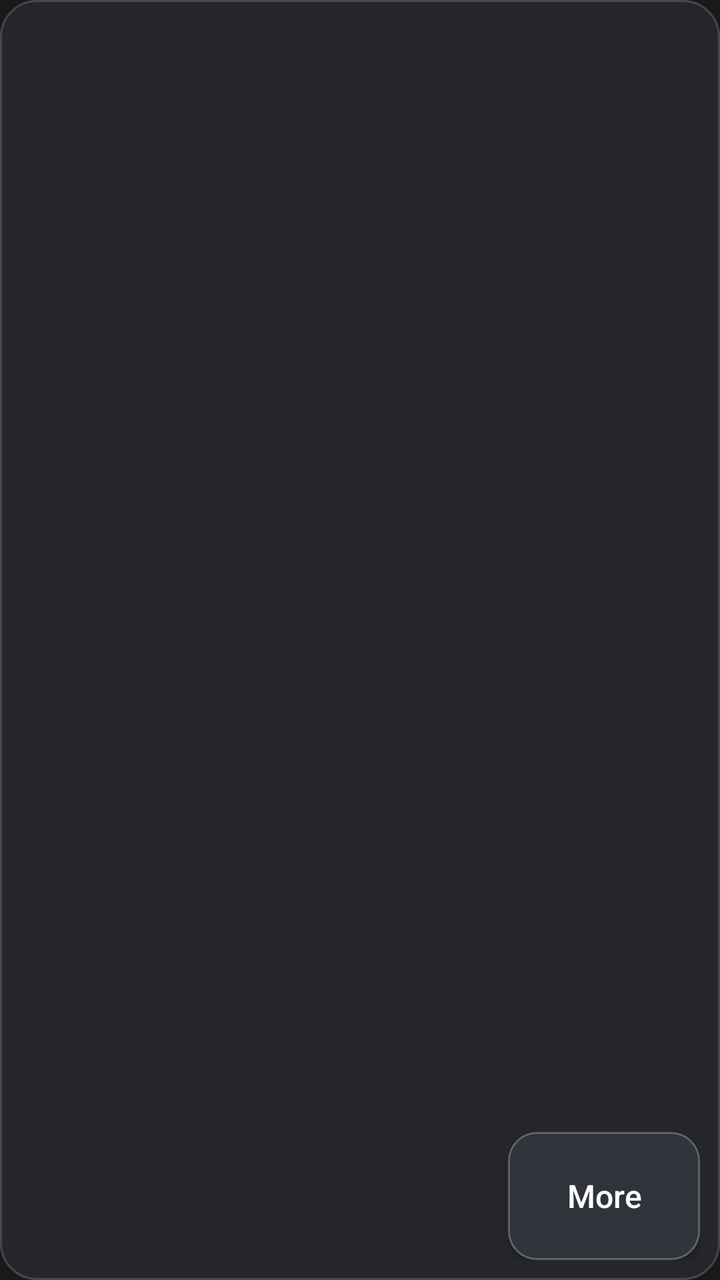
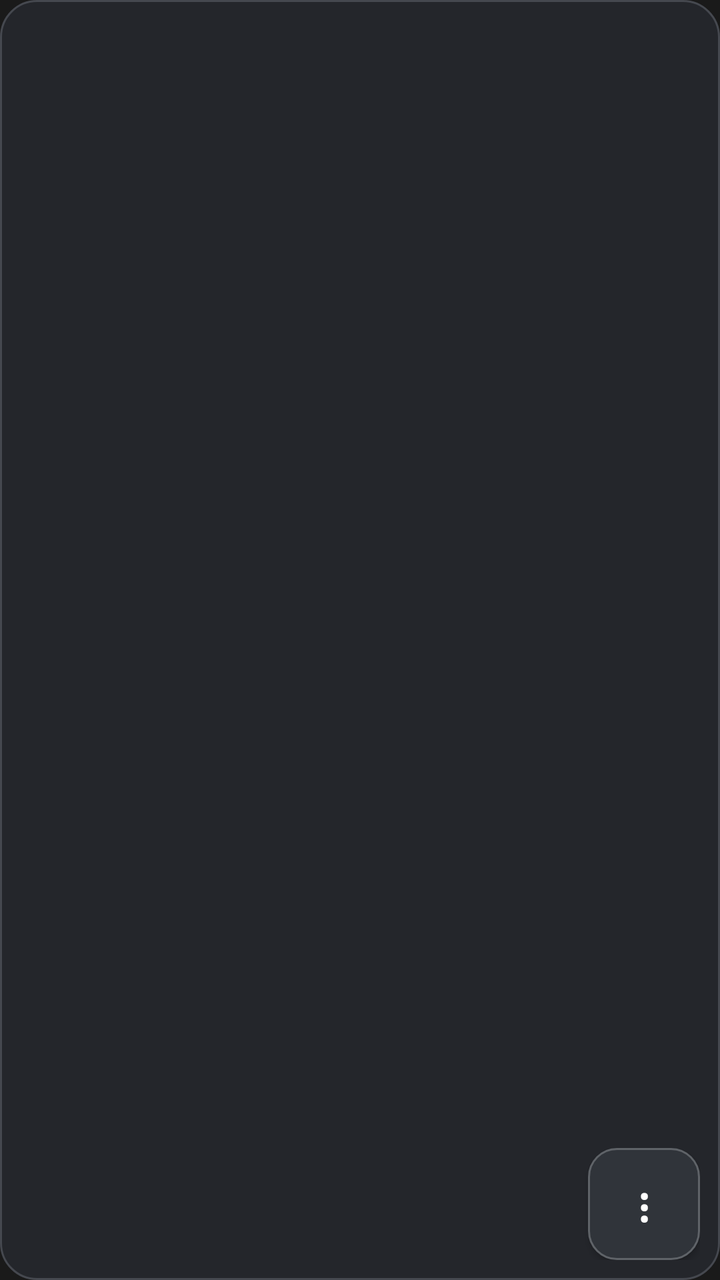

The first picture is an Android layout as it rendered before a commit; the second is the same layout after the commit. The layout source and the unified diff follow.
<!-- AndroidManifest.xml: application theme AppTheme -->
<!-- res/layout/app_grid_item.xml -->
<?xml version="1.0" encoding="utf-8"?>
<LinearLayout xmlns:android="http://schemas.android.com/apk/res/android"
    xmlns:app="http://schemas.android.com/apk/res-auto"
    android:layout_width="@dimen/xr_app_card_width"
    android:layout_height="388dp"
    android:background="@drawable/xr_home_card_background"
    android:orientation="vertical"
    android:padding="10dp">

    <LinearLayout
        android:id="@+id/grid_primary_action"
        android:layout_width="match_parent"
        android:layout_height="0dp"
        android:layout_weight="1"
        android:clickable="true"
        android:focusable="true"
        android:focusableInTouchMode="true"
        android:foreground="?android:attr/selectableItemBackground"
        android:orientation="vertical">

        <RelativeLayout
            android:id="@+id/grid_image_layout"
            android:layout_width="match_parent"
            android:layout_height="260dp">

            <ImageView
                android:id="@+id/grid_image"
                android:layout_width="match_parent"
                android:layout_height="match_parent"
                android:contentDescription="@null"
                android:scaleType="centerCrop" />

            <RelativeLayout
                android:id="@+id/grid_mask"
                android:layout_width="match_parent"
                android:layout_height="match_parent">

                <TextView
                    android:id="@+id/grid_text"
                    android:layout_width="match_parent"
                    android:layout_height="wrap_content"
                    android:layout_centerInParent="true"
                    android:ellipsize="end"
                    android:gravity="center"
                    android:maxLines="2"
                    android:padding="12dp"
                    android:textColor="#FFFFFFFF"
                    android:textSize="17sp"
                    android:textStyle="bold" />

                <ImageView
                    android:id="@+id/grid_overlay"
                    android:layout_width="54dp"
                    android:layout_height="54dp"
                    android:layout_centerInParent="true"
                    android:contentDescription="@null" />
            </RelativeLayout>
        </RelativeLayout>

        <LinearLayout
            android:layout_width="match_parent"
            android:layout_height="0dp"
            android:layout_weight="1"
            android:gravity="center_vertical"
            android:orientation="vertical"
            android:paddingStart="4dp"
            android:paddingEnd="4dp">

            <TextView
                android:id="@+id/grid_app_name"
                android:layout_width="match_parent"
                android:layout_height="wrap_content"
                android:ellipsize="end"
                android:maxLines="1"
                android:textColor="#FFFFFFFF"
                android:textSize="17sp"
                android:textStyle="bold" />

            <TextView
                android:id="@+id/grid_status"
                android:layout_width="match_parent"
                android:layout_height="wrap_content"
                android:layout_marginTop="2dp"
                android:ellipsize="end"
                android:maxLines="1"
                android:textColor="#FF8AB4F8"
                android:textSize="14sp"
                android:visibility="gone" />
        </LinearLayout>
    </LinearLayout>

    <LinearLayout
        android:id="@+id/grid_action_row"
        android:layout_width="match_parent"
        android:layout_height="64dp"
        android:layout_marginTop="6dp"
        android:gravity="end|center_vertical"
        android:orientation="horizontal">

        <Button
            android:id="@+id/grid_resume_button"
            android:layout_width="72dp"
            android:layout_height="56dp"
            android:background="@drawable/xr_home_primary_action_background"
            app:backgroundTint="@null"
            android:contentDescription="@string/applist_menu_resume"
            android:ellipsize="end"
            android:gravity="center"
            android:maxLines="1"
            android:minWidth="72dp"
            android:paddingStart="4dp"
            android:paddingEnd="4dp"
            android:text="@string/xr_home_resume_short"
            android:textAllCaps="false"
            android:textColor="#FFFFFFFF"
            android:textSize="13sp"
            android:visibility="gone" />

        <Button
            android:id="@+id/grid_quit_button"
            android:layout_width="72dp"
            android:layout_height="56dp"
            android:layout_marginStart="5dp"
            android:background="@drawable/xr_home_destructive_action_background"
            app:backgroundTint="@null"
            android:contentDescription="@string/applist_menu_quit"
            android:ellipsize="end"
            android:gravity="center"
            android:maxLines="1"
            android:minWidth="72dp"
            android:paddingStart="4dp"
            android:paddingEnd="4dp"
            android:text="@string/xr_home_quit_short"
            android:textAllCaps="false"
            android:textColor="#FFFFB4AB"
            android:textSize="13sp"
            android:visibility="gone" />

        <Button
            android:id="@+id/grid_more_button"
            android:layout_width="@dimen/xr_app_card_more_width"
            android:layout_height="64dp"
            android:layout_marginStart="5dp"
            android:background="@drawable/xr_home_action_background"
            app:backgroundTint="@null"
            android:ellipsize="end"
            android:gravity="center"
            android:maxLines="1"
            android:minHeight="64dp"
            android:minWidth="@dimen/xr_app_card_more_width"
            android:paddingStart="4dp"
            android:paddingEnd="4dp"
            android:singleLine="true"
            android:text="@string/xr_home_more"
            android:textAllCaps="false"
            android:textColor="#FFFFFFFF"
            android:textSize="16sp" />
    </LinearLayout>
</LinearLayout>
<!-- resources referenced by this layout -->
<resources>
  <dimen name="xr_app_card_more_width">96dp</dimen>
  <dimen name="xr_app_card_width">280dp</dimen>
  <!-- drawable xr_home_action_background (drawable) -->
  <?xml version="1.0" encoding="utf-8"?>
  <selector xmlns:android="http://schemas.android.com/apk/res/android">
      <item android:state_enabled="false">
          <shape>
              <solid android:color="#FF22262B" />
              <corners android:radius="14dp" />
              <stroke android:width="1dp" android:color="#FF3C4043" />
          </shape>
      </item>
      <item android:state_pressed="true">
          <shape>
              <solid android:color="#FF547DB8" />
              <corners android:radius="14dp" />
              <stroke android:width="2dp" android:color="#FFD7E5FF" />
          </shape>
      </item>
      <item android:state_focused="true">
          <shape>
              <solid android:color="#FF36587F" />
              <corners android:radius="14dp" />
              <stroke android:width="3dp" android:color="#FF8AB4F8" />
          </shape>
      </item>
      <item android:state_hovered="true">
          <shape>
              <solid android:color="#FF36587F" />
              <corners android:radius="14dp" />
              <stroke android:width="3dp" android:color="#FF8AB4F8" />
          </shape>
      </item>
      <item>
          <shape>
              <solid android:color="#FF30343A" />
              <corners android:radius="14dp" />
              <stroke android:width="1dp" android:color="#FF5F6368" />
          </shape>
      </item>
  </selector>
  <!-- drawable xr_home_card_background (drawable) -->
  <?xml version="1.0" encoding="utf-8"?>
  <selector xmlns:android="http://schemas.android.com/apk/res/android">
      <item android:state_pressed="true">
          <shape>
              <solid android:color="#334C79B8" />
              <corners android:radius="18dp" />
              <stroke android:width="3dp" android:color="#8AB4F8" />
          </shape>
      </item>
      <item android:state_focused="true">
          <shape>
              <solid android:color="#263C5A80" />
              <corners android:radius="18dp" />
              <stroke android:width="3dp" android:color="#8AB4F8" />
          </shape>
      </item>
      <item android:state_hovered="true">
          <shape>
              <solid android:color="#263C5A80" />
              <corners android:radius="18dp" />
              <stroke android:width="3dp" android:color="#8AB4F8" />
          </shape>
      </item>
      <item>
          <shape>
              <solid android:color="#FF24262B" />
              <corners android:radius="18dp" />
              <stroke android:width="1dp" android:color="#FF45484F" />
          </shape>
      </item>
  </selector>
  <string name="applist_menu_quit">Quit Session</string>
  <string name="applist_menu_resume">Resume Session</string>
  <string name="xr_home_more">More</string>
  <string name="xr_home_quit_short">Quit</string>
  <string name="xr_home_resume_short">Resume</string>
  <style name="AppTheme" parent="AppBaseTheme">
          
          <item name="android:windowActionBar">false</item>
          <item name="android:windowNoTitle">true</item>
          <item name="android:statusBarColor">#1A1A1A</item>
          <item name="android:navigationBarColor">#1A1A1A</item>
          <item name="android:colorBackground">#1A1A1A</item>
          <item name="android:windowBackground">#1A1A1A</item>
      </style>
  <style name="AppBaseTheme" parent="Theme.MaterialComponents.NoActionBar">
          
      </style>
</resources>

<!-- the commit's change to res/layout/app_grid_item.xml (unified diff, before → after) -->
@@ -92,68 +92,71 @@
     <LinearLayout
         android:id="@+id/grid_action_row"
         android:layout_width="match_parent"
-        android:layout_height="64dp"
-        android:layout_marginTop="6dp"
+        android:layout_height="56dp"
+        android:layout_marginTop="8dp"
         android:gravity="end|center_vertical"
         android:orientation="horizontal">
 
         <Button
             android:id="@+id/grid_resume_button"
-            android:layout_width="72dp"
-            android:layout_height="56dp"
+            android:layout_width="0dp"
+            android:layout_height="match_parent"
+            android:layout_weight="1"
             android:background="@drawable/xr_home_primary_action_background"
             app:backgroundTint="@null"
             android:contentDescription="@string/applist_menu_resume"
             android:ellipsize="end"
             android:gravity="center"
             android:maxLines="1"
-            android:minWidth="72dp"
-            android:paddingStart="4dp"
-            android:paddingEnd="4dp"
+            android:minHeight="56dp"
+            android:minWidth="0dp"
+            android:paddingStart="8dp"
+            android:paddingEnd="8dp"
             android:text="@string/xr_home_resume_short"
             android:textAllCaps="false"
             android:textColor="#FFFFFFFF"
-            android:textSize="13sp"
+            android:textSize="15sp"
             android:visibility="gone" />
 
         <Button
             android:id="@+id/grid_quit_button"
-            android:layout_width="72dp"
-            android:layout_height="56dp"
-            android:layout_marginStart="5dp"
+            android:layout_width="0dp"
+            android:layout_height="match_parent"
+            android:layout_marginStart="6dp"
+            android:layout_weight="1"
             android:background="@drawable/xr_home_destructive_action_background"
             app:backgroundTint="@null"
             android:contentDescription="@string/applist_menu_quit"
             android:ellipsize="end"
             android:gravity="center"
             android:maxLines="1"
-            android:minWidth="72dp"
-            android:paddingStart="4dp"
-            android:paddingEnd="4dp"
+            android:minHeight="56dp"
+            android:minWidth="0dp"
+            android:paddingStart="8dp"
+            android:paddingEnd="8dp"
             android:text="@string/xr_home_quit_short"
             android:textAllCaps="false"
             android:textColor="#FFFFB4AB"
-            android:textSize="13sp"
+            android:textSize="15sp"
             android:visibility="gone" />
 
         <Button
             android:id="@+id/grid_more_button"
             android:layout_width="@dimen/xr_app_card_more_width"
-            android:layout_height="64dp"
-            android:layout_marginStart="5dp"
+            android:layout_height="match_parent"
+            android:layout_marginStart="6dp"
             android:background="@drawable/xr_home_action_background"
             app:backgroundTint="@null"
-            android:ellipsize="end"
+            android:contentDescription="@string/xr_home_more"
             android:gravity="center"
             android:maxLines="1"
-            android:minHeight="64dp"
+            android:minHeight="56dp"
             android:minWidth="@dimen/xr_app_card_more_width"
-            android:paddingStart="4dp"
-            android:paddingEnd="4dp"
+            android:padding="0dp"
             android:singleLine="true"
-            android:text="@string/xr_home_more"
+            android:text="@string/xr_home_more_symbol"
             android:textAllCaps="false"
             android:textColor="#FFFFFFFF"
-            android:textSize="16sp" />
+            android:textSize="24sp" />
     </LinearLayout>
 </LinearLayout>
<!-- resource entries referenced after the edit -->
@@ -1,6 +1,6 @@
 <!-- resources referenced by this layout -->
 <resources>
-  <dimen name="xr_app_card_more_width">96dp</dimen>
+  <dimen name="xr_app_card_more_width">56dp</dimen>
   <dimen name="xr_app_card_width">280dp</dimen>
   <!-- drawable xr_home_action_background (drawable) -->
   <?xml version="1.0" encoding="utf-8"?>
@@ -76,6 +76,7 @@
   <string name="applist_menu_quit">Quit Session</string>
   <string name="applist_menu_resume">Resume Session</string>
   <string name="xr_home_more">More</string>
+  <string name="xr_home_more_symbol">⋮</string>
   <string name="xr_home_quit_short">Quit</string>
   <string name="xr_home_resume_short">Resume</string>
   <style name="AppTheme" parent="AppBaseTheme">
